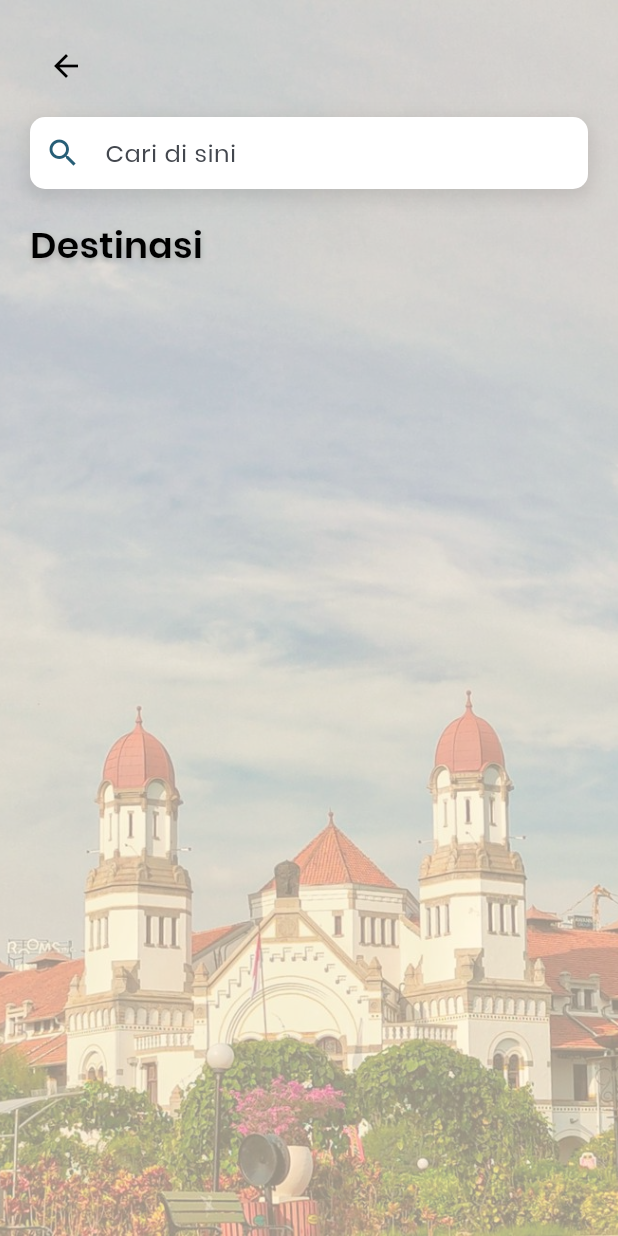
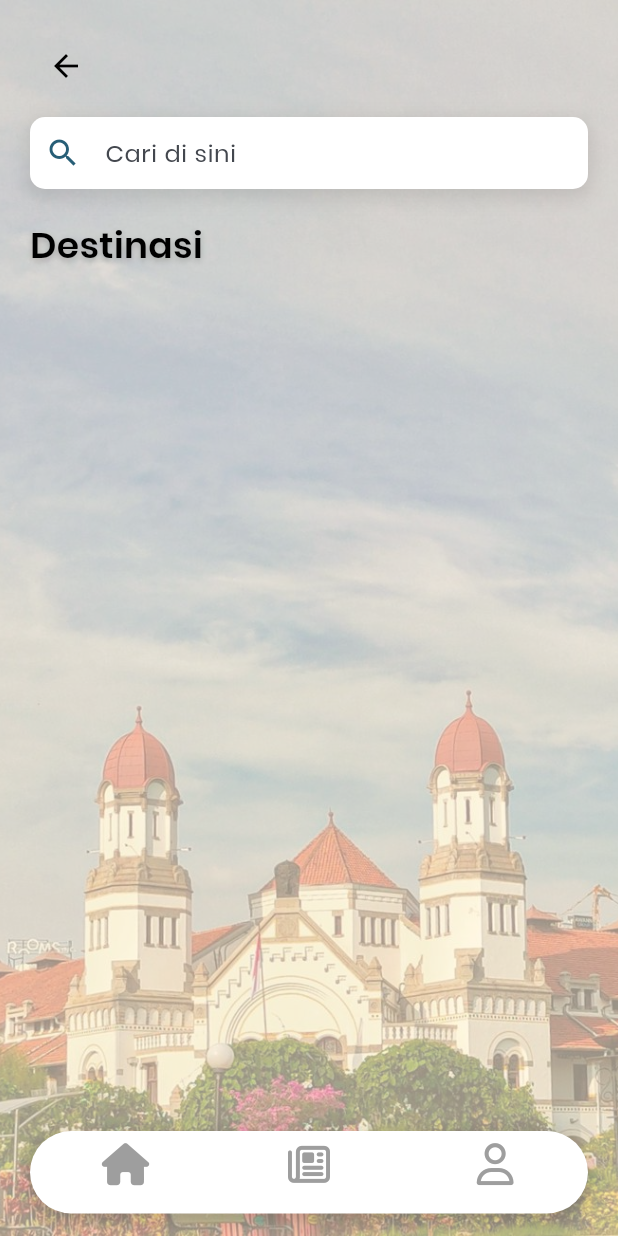
Before and after one commit to kookie2805/SEMAR-Revisi, a Flutter app: the screen it shows after launch, after a tap on "Destinasi", on a phone screen of 412 x 824 dp. Run offline on Flutter 3.47's test engine with Material 3 defaults, Android fonts, the phone set to English and light mode, and no system bars; our stand-ins replace font_awesome_flutter.

Commit message:
nvbr, profile, bf

```diff
--- a/lib/main.dart
+++ b/lib/main.dart
@@ -18,7 +18,8 @@ class MyApp extends StatelessWidget {
         colorScheme: ColorScheme.fromSeed(seedColor: Colors.blue),
         useMaterial3: true,
       ),
-      home: Navbar(),
+    debugShowCheckedModeBanner: false,
+    home: Navbar(),
     );
   }
 }
--- a/lib/screens/destinasi_screen.dart
+++ b/lib/screens/destinasi_screen.dart
@@ -1,8 +1,8 @@
 import 'package:flutter/material.dart';
+import 'package:semar/widgets/custom_navbar.dart'; // Import navbar
+import 'package:semar/widgets/navbar.dart'; // Import Navbar utama jika perlu
 
 class DestinasiScreen extends StatelessWidget {
-
-
   @override
   Widget build(BuildContext context) {
     final double screenHeight = MediaQuery.of(context).size.height;
@@ -37,7 +37,7 @@ class DestinasiScreen extends StatelessWidget {
               child: Column(
                 crossAxisAlignment: CrossAxisAlignment.start,
                 children: [
-                  // Tombol kembali
+                  // Tombol kembali ke halaman sebelumnya
                   IconButton(
                     icon: Icon(Icons.arrow_back, color: Colors.black),
                     onPressed: () => Navigator.pop(context),
@@ -89,26 +89,34 @@ class DestinasiScreen extends StatelessWidget {
                   SizedBox(height: 10),
 
                   // Grid destinasi
-                  Expanded(
-                    child: GridView.builder(
-                      padding: EdgeInsets.only(top: 10),
-                      gridDelegate: SliverGridDelegateWithFixedCrossAxisCount(
-                        crossAxisCount: 2,
-                        crossAxisSpacing: 10,
-                        mainAxisSpacing: 10,
-                        childAspectRatio: 0.9,
-                      ),
-
-                      itemBuilder: (context, index) {
-
-                      },
-                    ),
-                  ),
+                  // Expanded(
+                  //   child: GridView.builder(
+                  //     padding: EdgeInsets.only(top: 10),
+                  //     gridDelegate: SliverGridDelegateWithFixedCrossAxisCount(
+                  //       crossAxisCount: 2,
+                  //       crossAxisSpacing: 10,
+                  //       mainAxisSpacing: 10,
+                  //       childAspectRatio: 0.9,
+                  //     ),
+                  //     itemBuilder: (context, index) {
+                  //       return _buildDestinasiItem("Tempat $index", "assets/tempat.png");
+                  //     },
+                  //   ),
+                  // ),
                 ],
               ),
             ),
           ),
         ],
+      ),
+      bottomNavigationBar: CustomNavbar(
+        selectedIndex: -1, // Sesuai dengan halaman Destinasi di navbar
+        onItemTapped: (index) {
+          Navigator.pushReplacement(
+            context,
+            MaterialPageRoute(builder: (context) => Navbar(selectedIndex: index)),
+          );
+        },
       ),
     );
   }
--- /dev/null
+++ b/lib/screens/profile_screen.dart
@@ -0,0 +1,107 @@
+import 'package:flutter/material.dart';
+
+class ProfileScreen extends StatelessWidget {
+  @override
+  Widget build(BuildContext context) {
+    final double screenHeight = MediaQuery.of(context).size.height;
+
+    return Scaffold(
+      extendBody: true,
+      body: Stack(
+        children: [
+          // Background image
+          Container(
+            width: double.infinity,
+            height: screenHeight,
+            decoration: BoxDecoration(
+              image: DecorationImage(
+                image: AssetImage("assets/bg/lawang1000.png"),
+                fit: BoxFit.cover,
+              ),
+            ),
+          ),
+
+          // Overlay warna
+          Container(
+            width: double.infinity,
+            height: screenHeight,
+            color: Color(0xFFFFF2DA).withOpacity(0.6),
+          ),
+
+          // Konten halaman
+          SafeArea(
+            child: Padding(
+              padding: EdgeInsets.symmetric(horizontal: 20, vertical: 20),
+              child: Column(
+                crossAxisAlignment: CrossAxisAlignment.center,
+                children: [
+                  SizedBox(height: 20),
+                  CircleAvatar(
+                    radius: 60,
+                    backgroundImage: AssetImage("assets/profile_picture.png"), // Ganti dengan gambar profil
+                  ),
+                  SizedBox(height: 16),
+                  Text(
+                    "Nama Pengguna",
+                    style: TextStyle(
+                      fontFamily: 'Poppins',
+                      fontSize: 24,
+                      fontWeight: FontWeight.bold,
+                      color: Color(0xFF275E76),
+                    ),
+                  ),
+                  SizedBox(height: 8),
+                  Text(
+                    "user@example.com",
+                    style: TextStyle(
+                      fontFamily: 'Poppins',
+                      fontSize: 16,
+                      color: Color(0xFF275E76),
+                    ),
+                  ),
+                  SizedBox(height: 20),
+                  Container(
+                    padding: EdgeInsets.all(16),
+                    decoration: BoxDecoration(
+                      color: Colors.white,
+                      borderRadius: BorderRadius.circular(20),
+                      boxShadow: [
+                        BoxShadow(
+                          color: Colors.black.withOpacity(0.2),
+                          blurRadius: 10,
+                          spreadRadius: 2,
+                          offset: Offset(0, 4),
+                        ),
+                      ],
+                    ),
+                    child: Column(
+                      children: [
+                        ListTile(
+                          leading: Icon(Icons.person, color: Color(0xFF275E76)),
+                          title: Text("Edit Profil", style: TextStyle(fontFamily: 'Poppins')),
+                          onTap: () {},
+                        ),
+                        Divider(),
+                        ListTile(
+                          leading: Icon(Icons.lock, color: Color(0xFF275E76)),
+                          title: Text("Ubah Password", style: TextStyle(fontFamily: 'Poppins')),
+                          onTap: () {},
+                        ),
+                        Divider(),
+                        ListTile(
+                          leading: Icon(Icons.logout, color: Colors.redAccent),
+                          title: Text("Keluar", style: TextStyle(fontFamily: 'Poppins', color: Colors.redAccent)),
+                          onTap: () {},
+                        ),
+                      ],
+                    ),
+                  ),
+                ],
+              ),
+            ),
+          ),
+        ],
+      ),
+    );
+  }
+}
--- /dev/null
+++ b/lib/widgets/custom_navbar.dart
@@ -0,0 +1,107 @@
+import 'package:flutter/material.dart';
+import 'package:font_awesome_flutter/font_awesome_flutter.dart';
+
+class CustomNavbar extends StatelessWidget {
+  final int selectedIndex;
+  final Function(int) onItemTapped;
+
+  CustomNavbar({
+    required this.selectedIndex,
+    required this.onItemTapped,
+  });
+
+  @override
+  Widget build(BuildContext context) {
+    return Padding(
+      padding: const EdgeInsets.symmetric(horizontal: 20, vertical: 15),
+      child: Stack(
+        alignment: Alignment.bottomCenter,
+        children: [
+          Container(
+            height: 55,
+            decoration: BoxDecoration(
+              color: Colors.white,
+              borderRadius: BorderRadius.circular(30),
+              boxShadow: [
+                BoxShadow(
+                  color: Colors.black.withOpacity(0.2),
+                  blurRadius: 10,
+                  spreadRadius: 2,
+                  offset: Offset(0, 4),
+                ),
+              ],
+            ),
+            child: Row(
+              mainAxisAlignment: MainAxisAlignment.spaceAround,
+              children: List.generate(3, (index) {
+                bool isSelected = selectedIndex == index;
+                return GestureDetector(
+                  onTap: () => onItemTapped(index),
+                  child: AnimatedContainer(
+                    duration: Duration(milliseconds: 300),
+                    curve: Curves.easeOut,
+                    width: 70,
+                    height: isSelected ? 60 : 40,
+                    alignment: Alignment.topCenter,
+                    child: Stack(
+                      clipBehavior: Clip.none,
+                      children: [
+                        if (isSelected)
+                          Positioned(
+                            top: -20,
+                            left: 0,
+                            right: 0,
+                            child: Container(
+                              width: 50,
+                              height: 50,
+                              decoration: BoxDecoration(
+                                color: Color.fromARGB(255, 158, 193, 213),
+                                shape: BoxShape.circle,
+                                boxShadow: [
+                                  BoxShadow(
+                                    color: Color.fromARGB(255, 50, 158, 221),
+                                    blurRadius: 10,
+                                    spreadRadius: -2,
+                                  ),
+                                ],
+                              ),
+                              child: Center(
+                                child: Icon(
+                                  _getIcon(index),
+                                  color: Colors.white,
+                                  size: 28,
+                                ),
+                              ),
+                            ),
+                          ),
+                        if (!isSelected)
+                          Icon(
+                            _getIcon(index),
+                            color: Colors.grey,
+                            size: 28,
+                          ),
+                      ],
+                    ),
+                  ),
+                );
+              }),
+            ),
+          ),
+        ],
+      ),
+    );
+  }
+
+  IconData _getIcon(int index) {
+    switch (index) {
+      case 0:
+        return FontAwesomeIcons.home;
+      case 1:
+        return FontAwesomeIcons.newspaper;
+      case 2:
+        return FontAwesomeIcons.user;
+      default:
+        return Icons.circle;
+    }
+  }
+}
--- a/lib/widgets/navbar.dart
+++ b/lib/widgets/navbar.dart
@@ -1,8 +1,13 @@
 import 'package:flutter/material.dart';
 import 'package:font_awesome_flutter/font_awesome_flutter.dart';
 import '../screens/home_screen.dart';
+import 'package:semar/screens/profile_screen.dart';
 
 class Navbar extends StatefulWidget {
+  final int selectedIndex;
+
+  Navbar({this.selectedIndex = 0});
+
   @override
   _NavbarState createState() => _NavbarState();
 }
@@ -10,10 +15,16 @@ class Navbar extends StatefulWidget {
 class _NavbarState extends State<Navbar> {
   int _selectedIndex = 0;
 
+  @override
+  void initState() {
+    super.initState();
+    _selectedIndex = widget.selectedIndex;
+  }
+
   static final List<Widget> _pages = [
     HomeScreen(),
     Center(child: Text("Events Page")),
-    Center(child: Text("Profile Page")),
+    ProfileScreen(), // Gunakan ProfileScreen di sini
   ];
 
   void _onItemTapped(int index) {
@@ -26,7 +37,10 @@ class _NavbarState extends State<Navbar> {
   Widget build(BuildContext context) {
     return Scaffold(
       extendBody: true,
-      body: _pages[_selectedIndex],
+      body: IndexedStack(
+        index: _selectedIndex,
+        children: _pages,
+      ),
       bottomNavigationBar: Padding(
         padding: const EdgeInsets.symmetric(horizontal: 20, vertical: 15),
         child: Stack(
@@ -51,7 +65,9 @@ class _NavbarState extends State<Navbar> {
                 children: List.generate(3, (index) {
                   bool isSelected = _selectedIndex == index;
                   return GestureDetector(
-                    onTap: () => _onItemTapped(index),
+                    onTap: () {
+                      _onItemTapped(index);
+                    },
                     child: AnimatedContainer(
                       duration: Duration(milliseconds: 300),
                       curve: Curves.easeOut,
@@ -121,3 +137,10 @@ class _NavbarState extends State<Navbar> {
     }
   }
 }
+
+void main() {
+  runApp(MaterialApp(
+    debugShowCheckedModeBanner: false,
+    home: Navbar(),
+  ));
+}
```
Also changed, not shown: lib/screens/callcenter_screen.dart (+32 -3 lines), lib/screens/kuliner_screen.dart (+11 -15 lines), lib/screens/layanan_screnn.dart (+11 -14 lines), lib/screens/sejarah_screen.dart (+13 -19 lines).
